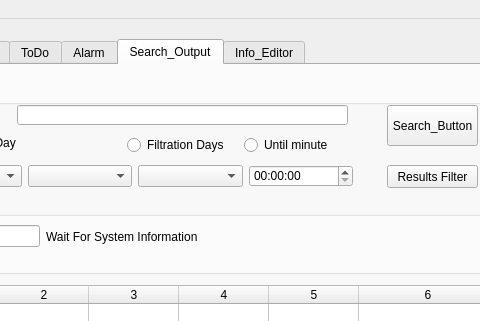
Before: the Qt Designer form UI/Main_en.ui in kerlive/Memorandum, drawn with Qt 5; both pictures show x 176 to 656 and y 0 to 321 of the 750 by 600 pixel window.
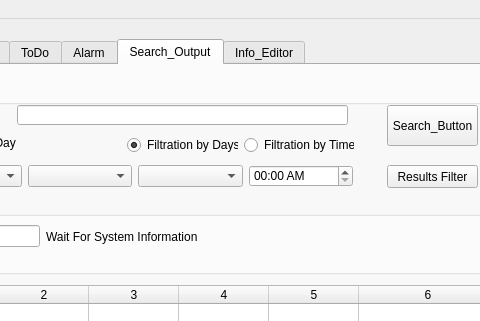
After: the same form once the commit is applied. The open tabs and pages were chosen to show the change. Icons and pictures are not drawn.

```diff
--- a/UI/Main_en.ui
+++ b/UI/Main_en.ui
@@ -1005,7 +1005,11 @@
          <widget class="QComboBox" name="comboBox_3"/>
         </item>
         <item>
-         <widget class="QTimeEdit" name="timeEdit"/>
+         <widget class="QTimeEdit" name="timeEdit">
+          <property name="displayFormat">
+           <string>HH:mm AP</string>
+          </property>
+         </widget>
         </item>
        </layout>
       </widget>
@@ -1054,14 +1058,17 @@
         <item>
          <widget class="QRadioButton" name="radioButton">
           <property name="text">
-           <string>Filtration Days</string>
+           <string>Filtration by Days</string>
+          </property>
+          <property name="checked">
+           <bool>true</bool>
           </property>
          </widget>
         </item>
         <item>
          <widget class="QRadioButton" name="radioButton_2">
           <property name="text">
-           <string>Until minute</string>
+           <string>Filtration by Time</string>
           </property>
          </widget>
         </item>
```
Left out of the diff: 6 changed lines with no effect on the pictures.
